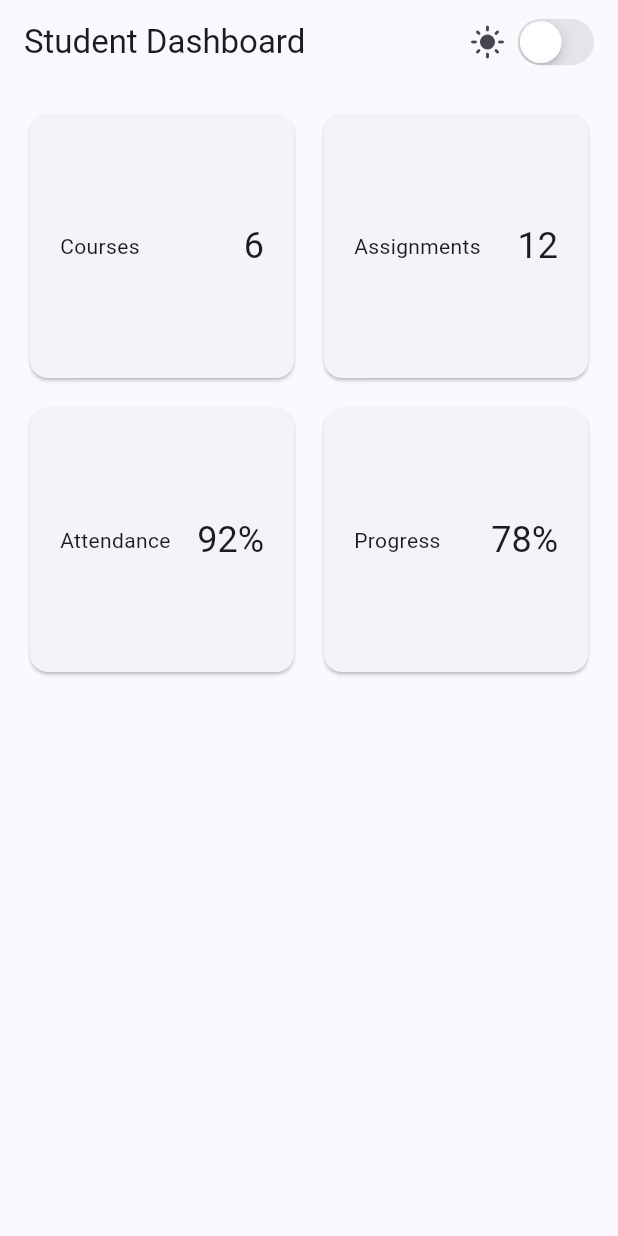
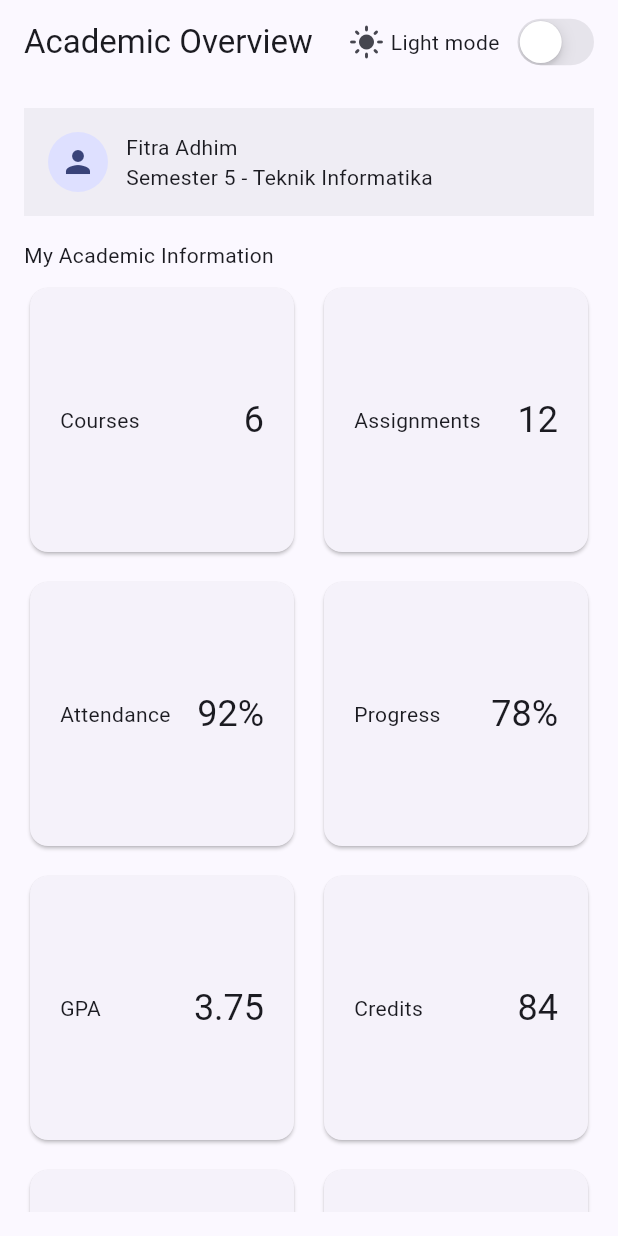
Before and after one commit to fitraadhim/244107020089-mobile-course, a Flutter app: the screen it shows after launch, on a phone screen of 412 x 824 dp. Run offline on Flutter 3.47's test engine with Material 3 defaults, Android fonts, the phone set to English and light mode, and no system bars.

Commit message:
Tugas utama

```diff
--- a/Minggu02/declarative_ui_responsive_design/lib/main.dart
+++ b/Minggu02/declarative_ui_responsive_design/lib/main.dart
@@ -41,12 +41,14 @@ class DashboardPage extends StatelessWidget {
   Widget build(BuildContext context) {
     return Scaffold(
       appBar: AppBar(
-        title: const Text('Student Dashboard'),
+        title: const Text('Academic Overview'),
         actions: [
           Row(
             children: [
               Icon(isDark ? Icons.dark_mode : Icons.light_mode),
               const SizedBox(width: 4),
+              Text(isDark ? 'Dark mode' : 'Light mode'),
+              const SizedBox(width: 8),
               Semantics(
                 label: 'Pengaturan tema gelap',
                 hint: 'Aktifkan atau nonaktifkan mode gelap',
@@ -63,10 +65,40 @@ class DashboardPage extends StatelessWidget {
       ),
       body: LayoutBuilder(
         builder: (context, constraints) {
-          final crossAxisCount = constraints.maxWidth >= 700 ? 3 : 2;
+          final crossAxisCount = constraints.maxWidth >= 200 ? 2 : 1;
 
-          return GridView.count(
+          return Padding(
             padding: const EdgeInsets.all(16),
+            child: Column(
+              crossAxisAlignment: CrossAxisAlignment.start,
+              children: [
+                Semantics(
+                  label: 'Profil mahasiswa Fitra Adhim, semester 4',
+                  child: Container(
+                    padding: const EdgeInsets.all(16),
+                    color: Theme.of(context).colorScheme.surfaceContainer,
+                    child: const Row(
+                      children: [
+                        CircleAvatar(child: Icon(Icons.person)),
+                        SizedBox(width: 12),
+                        Expanded(
+                          child: Column(
+                            crossAxisAlignment: CrossAxisAlignment.start,
+                            children: [
+                              Text('Fitra Adhim'),
+                              Text('Semester 5 - Teknik Informatika'),
+                            ],
+                          ),
+                        ),
+                      ],
+                    ),
+                  ),
+                ),
+                const SizedBox(height: 16),
+                const Text('My Academic Information'),
+                const SizedBox(height: 8),
+                Expanded(
+                  child: GridView.count(
                     crossAxisCount: crossAxisCount,
                     crossAxisSpacing: 12,
                     mainAxisSpacing: 12,
@@ -75,7 +107,15 @@ class DashboardPage extends StatelessWidget {
                       DashboardCard(title: 'Assignments', value: '12'),
                       DashboardCard(title: 'Attendance', value: '92%'),
                       DashboardCard(title: 'Progress', value: '78%'),
+                      DashboardCard(title: 'GPA', value: '3.75'),
+                      DashboardCard(title: 'Credits', value: '84'),
+                      DashboardCard(title: 'Exams', value: '3'),
+                      DashboardCard(title: 'Activities', value: '5'),
                     ],
+                  ),
+                ),
+              ],
+            ),
           );
         },
       ),
```
Also changed, not shown: 1 other file. Lines whose indentation alone changed are shown as unchanged.
